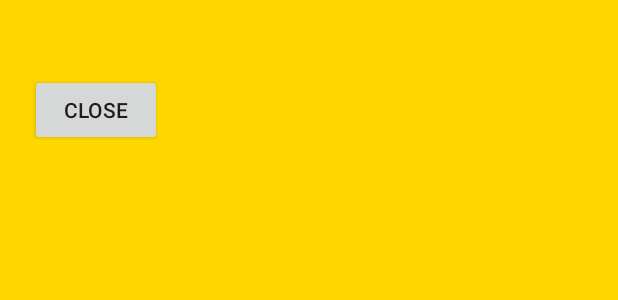
After one commit to nanda248/kotlinHub, an Android app: the layout popup_layout.xml on its own in the app's theme, with its tools: preview values and no code run, on a phone screen of 412 x 824 dp. The commit adds this screen. Shown: the top 300 px of the screen. Run offline under Robolectric (Android 15) with nearby library versions, the phone set to English and light mode, and no system bars; network calls fail.

Commit message:
popup window working

```diff
--- a/app/build.gradle
+++ b/app/build.gradle
@@ -8,7 +8,7 @@ android {
     compileSdkVersion 28
     defaultConfig {
         applicationId "com.example.nanda.kotlinhub"
-        minSdkVersion 15
+        minSdkVersion 19
         targetSdkVersion 28
         versionCode 1
         versionName "1.0"
--- a/app/src/main/res/layout/activity_home_page.xml
+++ b/app/src/main/res/layout/activity_home_page.xml
@@ -2,6 +2,7 @@
 <LinearLayout xmlns:android="http://schemas.android.com/apk/res/android"
     xmlns:app="http://schemas.android.com/apk/res-auto"
     xmlns:tools="http://schemas.android.com/tools"
+    android:id="@+id/home_layout"
     android:layout_width="match_parent"
     android:layout_height="match_parent"
     android:orientation="vertical"
@@ -10,7 +11,6 @@
     <RelativeLayout
         android:layout_width="match_parent"
         android:layout_height="0dp"
-        android:layout_marginTop="50dp"
         android:layout_weight="1"
         android:orientation="vertical">
 
--- /dev/null
+++ b/app/src/main/res/layout/popup_layout.xml
@@ -0,0 +1,23 @@
+<?xml version="1.0" encoding="utf-8"?>
+<LinearLayout xmlns:android="http://schemas.android.com/apk/res/android"
+    android:layout_width="match_parent"
+    android:layout_height="match_parent"
+    android:orientation="vertical"
+    android:padding="20dp"
+    android:background="@color/gold">
+
+
+    <TextView
+        android:id="@+id/tv_poopup_text"
+        android:layout_width="wrap_content"
+        android:layout_height="wrap_content"
+        android:textAppearance="@style/Base.TextAppearance.AppCompat.Large"
+        />
+    <Button
+        android:id="@+id/btn_popup_close"
+        android:layout_width="wrap_content"
+        android:layout_height="wrap_content"
+        android:text="@string/btn_close"
+        />
+
+</LinearLayout>
--- /dev/null
+++ b/app/src/main/res/menu/test.xml
@@ -0,0 +1,4 @@
+<?xml version="1.0" encoding="utf-8"?>
+<menu xmlns:android="http://schemas.android.com/apk/res/android">
+
+</menu>
--- a/app/src/main/res/values/strings.xml
+++ b/app/src/main/res/values/strings.xml
@@ -12,6 +12,7 @@
     <string name="btn_topic2">Basic Data Types</string>
     <string name="btn_topic3">Control Flow</string>
     <string name="btn_topic4">Visibility Control</string>
+    <string name="btn_close">Close</string>
 
     <!--input text field names-->
     <string name="tf_username">User Name</string>
```
Also changed, not shown: app/src/main/java/com/example/nanda/kotlinhub/activities/ActivityHomePage.kt (+65 -1 lines), app/src/main/java/com/example/nanda/kotlinhub/activities/ActivityTopic.kt (+67 -3 lines).
